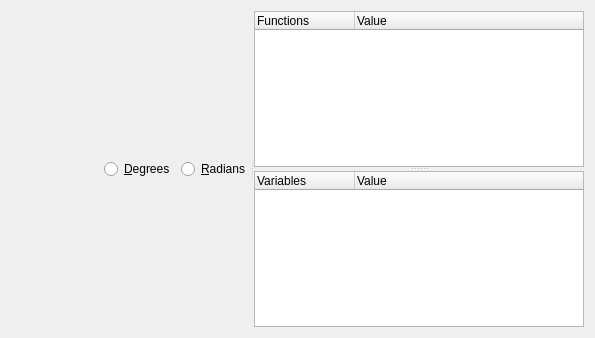
First picture: the form in src/mainwindow.ui, repository KDE/abakus, before the edit.
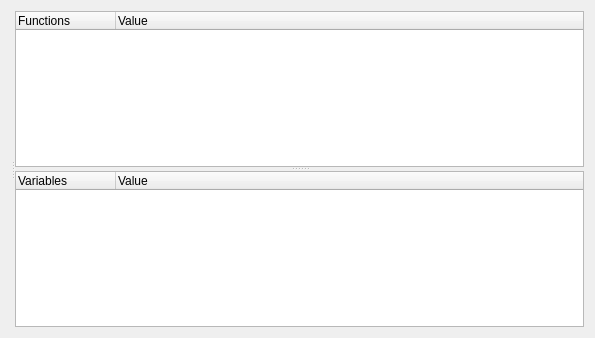
Second picture: the form after the edit. Custom widgets are drawn as their Qt base class.

```diff
--- a/src/mainwindow.ui
+++ b/src/mainwindow.ui
@@ -22,35 +22,7 @@
      <widget class="QWidget" name="layoutWidget">
       <layout class="QVBoxLayout">
        <item>
-        <layout class="QHBoxLayout">
-         <item>
-          <spacer>
-           <property name="orientation">
-            <enum>Qt::Horizontal</enum>
-           </property>
-           <property name="sizeHint" stdset="0">
-            <size>
-             <width>40</width>
-             <height>20</height>
-            </size>
-           </property>
-          </spacer>
-         </item>
-         <item>
-          <widget class="QRadioButton" name="degreesButton">
-           <property name="text">
-            <string>&amp;Degrees</string>
-           </property>
-          </widget>
-         </item>
-         <item>
-          <widget class="QRadioButton" name="radiansButton">
-           <property name="text">
-            <string>&amp;Radians</string>
-           </property>
-          </widget>
-         </item>
-        </layout>
+        <layout class="QHBoxLayout"/>
        </item>
        <item>
         <layout class="QHBoxLayout"/>
```
